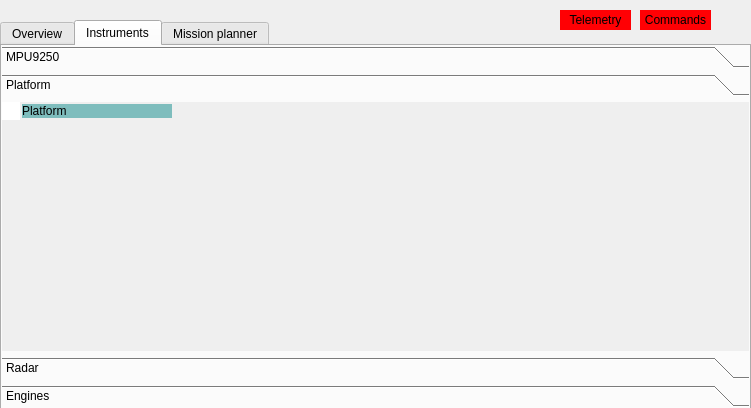
Before: the Qt Designer form roverGUI/mainwindow.ui in vedranMv/roverGUI, drawn with Qt 5.
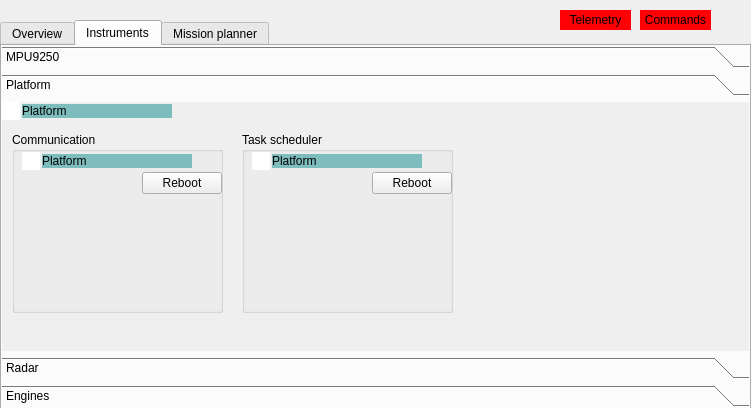
After: the same form once the commit is applied. The open tabs and pages were chosen to show the change. Icons and pictures are not drawn. Custom widgets are drawn as their Qt base class.

The edit to the form file:
```diff
--- a/roverGUI/mainwindow.ui
+++ b/roverGUI/mainwindow.ui
@@ -765,6 +765,124 @@
          <enum>QFrame::NoFrame</enum>
         </property>
        </widget>
+       <widget class="QGroupBox" name="commI_GB">
+        <property name="geometry">
+         <rect>
+          <x>10</x>
+          <y>30</y>
+          <width>211</width>
+          <height>181</height>
+         </rect>
+        </property>
+        <property name="title">
+         <string>Communication</string>
+        </property>
+        <widget class="QPushButton" name="commReb_PB">
+         <property name="geometry">
+          <rect>
+           <x>130</x>
+           <y>40</y>
+           <width>80</width>
+           <height>22</height>
+          </rect>
+         </property>
+         <property name="text">
+          <string>Reboot</string>
+         </property>
+        </widget>
+        <widget class="QGraphicsView" name="commPinv_GV">
+         <property name="geometry">
+          <rect>
+           <x>10</x>
+           <y>20</y>
+           <width>18</width>
+           <height>18</height>
+          </rect>
+         </property>
+         <property name="styleSheet">
+          <string notr="true">background-image:url(:/new/prefix1/imgs/danger.png);
+background-repeat:no-repeat;</string>
+         </property>
+         <property name="frameShape">
+          <enum>QFrame::NoFrame</enum>
+         </property>
+        </widget>
+        <widget class="QLabel" name="comm_L_2">
+         <property name="geometry">
+          <rect>
+           <x>30</x>
+           <y>22</y>
+           <width>150</width>
+           <height>14</height>
+          </rect>
+         </property>
+         <property name="styleSheet">
+          <string notr="true">background-color:rgb(126, 189, 189);</string>
+         </property>
+         <property name="text">
+          <string>Platform</string>
+         </property>
+        </widget>
+       </widget>
+       <widget class="QGroupBox" name="tsI_GB">
+        <property name="geometry">
+         <rect>
+          <x>240</x>
+          <y>30</y>
+          <width>211</width>
+          <height>181</height>
+         </rect>
+        </property>
+        <property name="title">
+         <string>Task scheduler</string>
+        </property>
+        <widget class="QPushButton" name="tsReb_PB">
+         <property name="geometry">
+          <rect>
+           <x>130</x>
+           <y>40</y>
+           <width>80</width>
+           <height>22</height>
+          </rect>
+         </property>
+         <property name="text">
+          <string>Reboot</string>
+         </property>
+        </widget>
+        <widget class="QGraphicsView" name="tsPinv_GV">
+         <property name="geometry">
+          <rect>
+           <x>10</x>
+           <y>20</y>
+           <width>18</width>
+           <height>18</height>
+          </rect>
+         </property>
+         <property name="styleSheet">
+          <string notr="true">background-image:url(:/new/prefix1/imgs/danger.png);
+background-repeat:no-repeat;</string>
+         </property>
+         <property name="frameShape">
+          <enum>QFrame::NoFrame</enum>
+         </property>
+        </widget>
+        <widget class="QLabel" name="ts_L_2">
+         <property name="geometry">
+          <rect>
+           <x>30</x>
+           <y>22</y>
+           <width>150</width>
+           <height>14</height>
+          </rect>
+         </property>
+         <property name="styleSheet">
+          <string notr="true">background-color:rgb(126, 189, 189);</string>
+         </property>
+         <property name="text">
+          <string>Platform</string>
+         </property>
+        </widget>
+       </widget>
       </widget>
       <widget class="QWidget" name="radar_TB">
        <property name="geometry">
```
Left out of the diff: 12 changed lines with no effect on the pictures.
